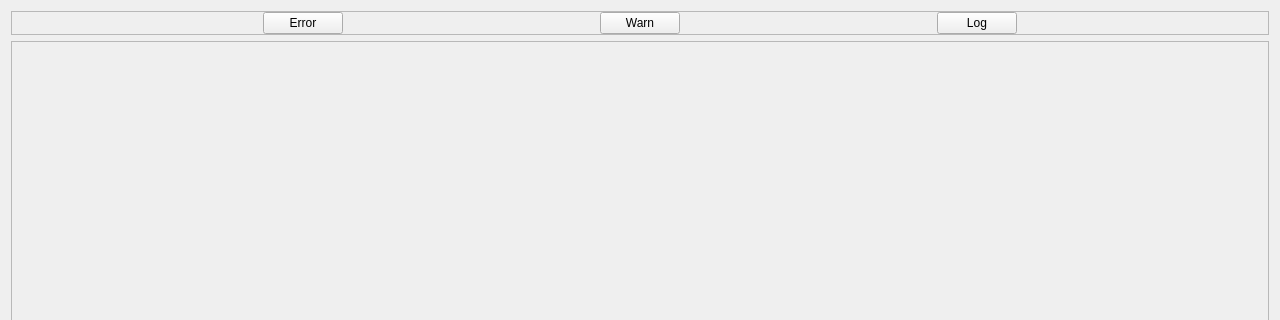
First picture: the form in Editor/LuxonEditor.GUI.Qt/Windows/LuxonEditorWindow.ui, repository s-rahmani1992/LuxonEngine, before the edit; both pictures show x 0 to 1280 and y 0 to 320 of the 1280 by 720 pixel window.
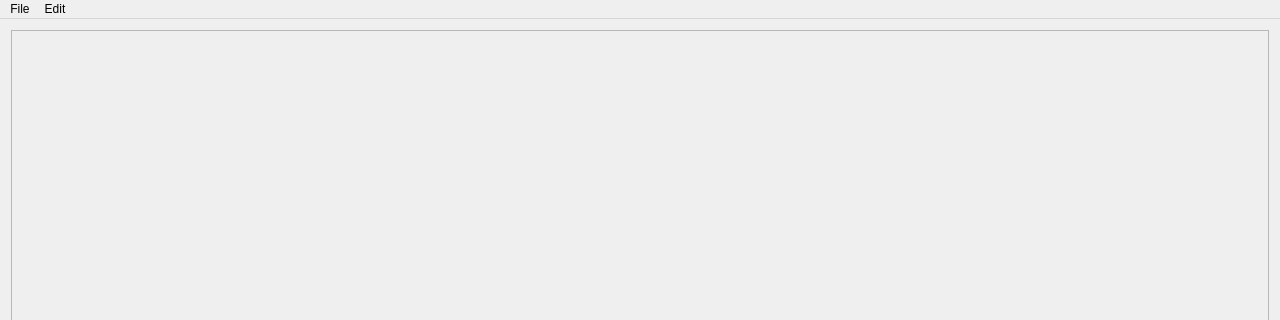
Second picture: the form after the edit.

Commit message: Added menu bar to the main window. Added shader creation to menu bar.

```diff
--- a/Editor/LuxonEditor.GUI.Qt/Windows/LuxonEditorWindow.ui
+++ b/Editor/LuxonEditor.GUI.Qt/Windows/LuxonEditorWindow.ui
@@ -24,117 +24,6 @@
   </property>
   <widget class="QWidget" name="centralWidget">
    <layout class="QVBoxLayout" name="verticalLayout">
-    <item>
-     <widget class="QFrame" name="frame">
-      <property name="minimumSize">
-       <size>
-        <width>30</width>
-        <height>0</height>
-       </size>
-      </property>
-      <property name="maximumSize">
-       <size>
-        <width>16777215</width>
-        <height>30</height>
-       </size>
-      </property>
-      <property name="frameShape">
-       <enum>QFrame::Shape::StyledPanel</enum>
-      </property>
-      <property name="frameShadow">
-       <enum>QFrame::Shadow::Raised</enum>
-      </property>
-      <layout class="QHBoxLayout" name="horizontalLayout">
-       <property name="leftMargin">
-        <number>0</number>
-       </property>
-       <property name="topMargin">
-        <number>0</number>
-       </property>
-       <property name="rightMargin">
-        <number>0</number>
-       </property>
-       <property name="bottomMargin">
-        <number>0</number>
-       </property>
-       <item>
-        <widget class="QPushButton" name="errorBtn">
-         <property name="sizePolicy">
-          <sizepolicy hsizetype="Maximum" vsizetype="Fixed">
-           <horstretch>0</horstretch>
-           <verstretch>0</verstretch>
-          </sizepolicy>
-         </property>
-         <property name="minimumSize">
-          <size>
-           <width>0</width>
-           <height>0</height>
-          </size>
-         </property>
-         <property name="maximumSize">
-          <size>
-           <width>16777215</width>
-           <height>16777215</height>
-          </size>
-         </property>
-         <property name="text">
-          <string>Error</string>
-         </property>
-        </widget>
-       </item>
-       <item>
-        <widget class="QPushButton" name="warnBtn">
-         <property name="sizePolicy">
-          <sizepolicy hsizetype="Maximum" vsizetype="Fixed">
-           <horstretch>0</horstretch>
-           <verstretch>0</verstretch>
-          </sizepolicy>
-         </property>
-         <property name="minimumSize">
-          <size>
-           <width>0</width>
-           <height>0</height>
-          </size>
-         </property>
-         <property name="maximumSize">
-          <size>
-           <width>16777215</width>
-           <height>16777215</height>
-          </size>
-         </property>
-         <property name="text">
-          <string>Warn</string>
-         </property>
-        </widget>
-       </item>
-       <item>
-        <widget class="QPushButton" name="logBtn">
-         <property name="sizePolicy">
-          <sizepolicy hsizetype="Maximum" vsizetype="Fixed">
-           <horstretch>0</horstretch>
-           <verstretch>0</verstretch>
-          </sizepolicy>
-         </property>
-         <property name="minimumSize">
-          <size>
-           <width>0</width>
-           <height>0</height>
-          </size>
-         </property>
-         <property name="maximumSize">
-          <size>
-           <width>16777215</width>
-           <height>16777215</height>
-          </size>
-         </property>
-         <property name="text">
-          <string>Log</string>
-         </property>
-        </widget>
-       </item>
-      </layout>
-     </widget>
-    </item>
     <item>
      <widget class="QFrame" name="windowDocker">
       <property name="sizePolicy">
@@ -154,6 +43,40 @@
     </item>
    </layout>
   </widget>
+  <widget class="QMenuBar" name="menuBar">
+   <property name="geometry">
+    <rect>
+     <x>0</x>
+     <y>0</y>
+     <width>1280</width>
+     <height>21</height>
+    </rect>
+   </property>
+   <widget class="QMenu" name="menuFile">
+    <property name="title">
+     <string>File</string>
+    </property>
+    <addaction name="closeMenuItem"/>
+   </widget>
+   <widget class="QMenu" name="menuEdit">
+    <property name="title">
+     <string>Edit</string>
+    </property>
+    <addaction name="createShaderMenuItem"/>
+   </widget>
+   <addaction name="menuFile"/>
+   <addaction name="menuEdit"/>
+  </widget>
+  <action name="closeMenuItem">
+   <property name="text">
+    <string>Close</string>
+   </property>
+  </action>
+  <action name="createShaderMenuItem">
+   <property name="text">
+    <string>Create Shader</string>
+   </property>
+  </action>
  </widget>
  <layoutdefault spacing="6" margin="11"/>
  <resources>
```
The commit also changes 2 other files.
